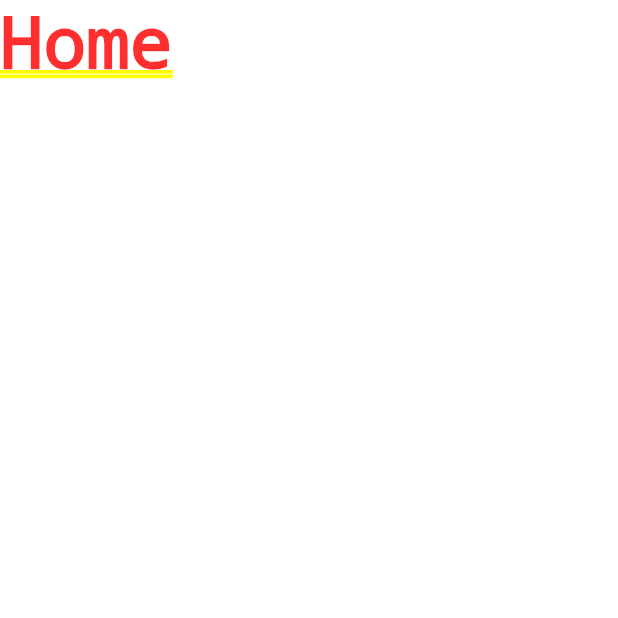
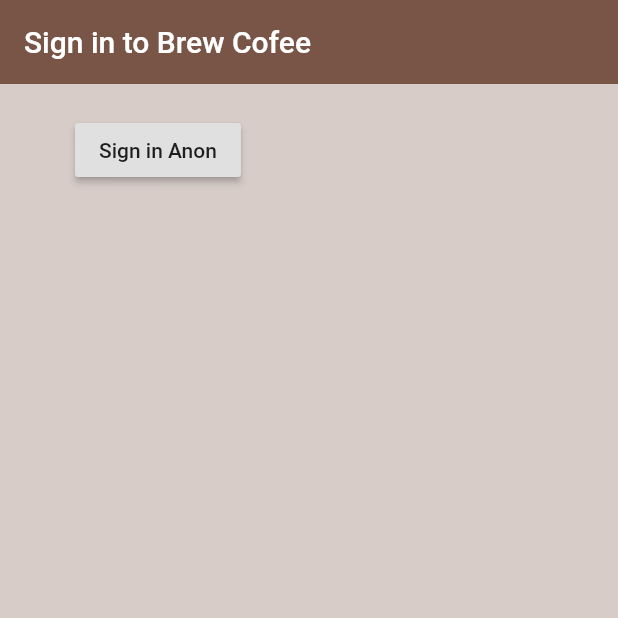
Before and after one commit to daynial132/brew_coffee, a Flutter app: the screen it shows after launch, on a phone screen of 412 x 824 dp, the top half of it. Run offline on Flutter 3.47's test engine with Material 2 defaults, Android fonts, the phone set to English and light mode, and no system bars; our stand-ins replace firebase_auth; accounts and stored records are empty.

Commit message:
signIn page is made

```diff
--- a/lib/screens/authenticate/authenticate.dart
+++ b/lib/screens/authenticate/authenticate.dart
@@ -1,3 +1,4 @@
+import 'package:brew_coffee/screens/authenticate/signIn.dart';
 import 'package:flutter/material.dart';
 
 class Authenticate extends StatefulWidget {
@@ -11,7 +12,7 @@ class _AuthenticateState extends State<Authenticate> {
   @override
   Widget build(BuildContext context) {
     return Container(
-      child: Text('Authenticate'),
+      child: SignIn(),
     );
   }
 }
--- /dev/null
+++ b/lib/screens/authenticate/signIn.dart
@@ -0,0 +1,29 @@
+import 'package:flutter/material.dart';
+
+class SignIn extends StatefulWidget {
+  const SignIn({Key? key}) : super(key: key);
+
+  @override
+  _SignInState createState() => _SignInState();
+}
+
+class _SignInState extends State<SignIn> {
+  @override
+  Widget build(BuildContext context) {
+    return Scaffold(
+      backgroundColor: Colors.brown[100],
+      appBar: AppBar(
+        backgroundColor: Colors.brown[500],
+        elevation: 0.0,
+        title: Text('Sign in to Brew Cofee'),
+      ),
+      body: Container(
+        padding: EdgeInsets.symmetric(vertical: 20.0, horizontal: 50.0),
+        child: RaisedButton(
+          child: Text('Sign in Anon'),
+          onPressed: () async {},
+        ),
+      ),
+    );
+  }
+}
--- a/lib/screens/wrapper.dart
+++ b/lib/screens/wrapper.dart
@@ -1,3 +1,4 @@
+import 'package:brew_coffee/screens/authenticate/authenticate.dart';
 import 'package:brew_coffee/screens/home/home.dart';
 import 'package:flutter/material.dart';
 
@@ -6,6 +7,6 @@ class Wrapper extends StatelessWidget {
 
   @override
   Widget build(BuildContext context) {
-   return Home();
+   return Authenticate();
   }
 }
```
Also changed, not shown: lib/services/auth.dart (added, +23 -0 lines), 1 other file.
